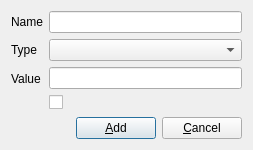
Above: Plugins/org.mitk.gui.qt.properties/src/internal/QmitkAddNewPropertyDialog.ui from MITK/MITK before the change. Below: the same form after it.
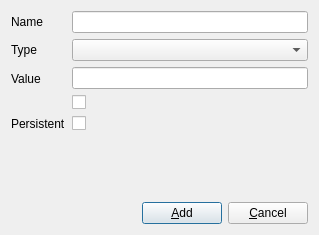
That is the form after the change.

Commit message: Support persistence for manually added base data properties.

```diff
--- a/Plugins/org.mitk.gui.qt.properties/src/internal/QmitkAddNewPropertyDialog.ui
+++ b/Plugins/org.mitk.gui.qt.properties/src/internal/QmitkAddNewPropertyDialog.ui
@@ -6,8 +6,8 @@
    <rect>
     <x>0</x>
     <y>0</y>
-    <width>253</width>
-    <height>150</height>
+    <width>319</width>
+    <height>235</height>
    </rect>
   </property>
   <property name="windowTitle">
@@ -57,6 +57,23 @@
        </item>
       </layout>
      </item>
+     <item row="3" column="0">
+      <widget class="QLabel" name="persistentLabel">
+       <property name="text">
+        <string>Persistent</string>
+       </property>
+       <property name="buddy">
+        <cstring>persistentCheckBox</cstring>
+       </property>
+      </widget>
+     </item>
+     <item row="3" column="1">
+      <widget class="QCheckBox" name="persistentCheckBox">
+       <property name="text">
+        <string/>
+       </property>
+      </widget>
+     </item>
     </layout>
    </item>
    <item>
```
Left out of the diff: 9 changed lines with no effect on the pictures. The commit also changes 1 other file.
